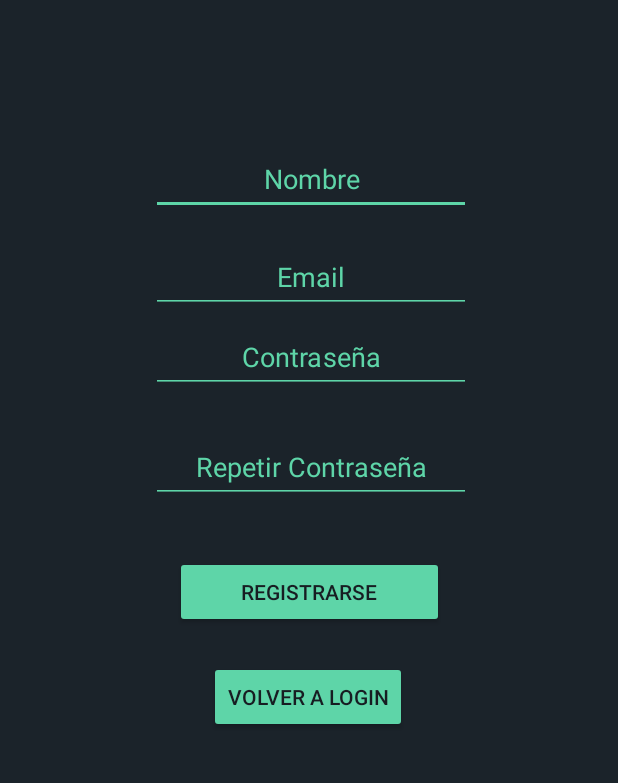
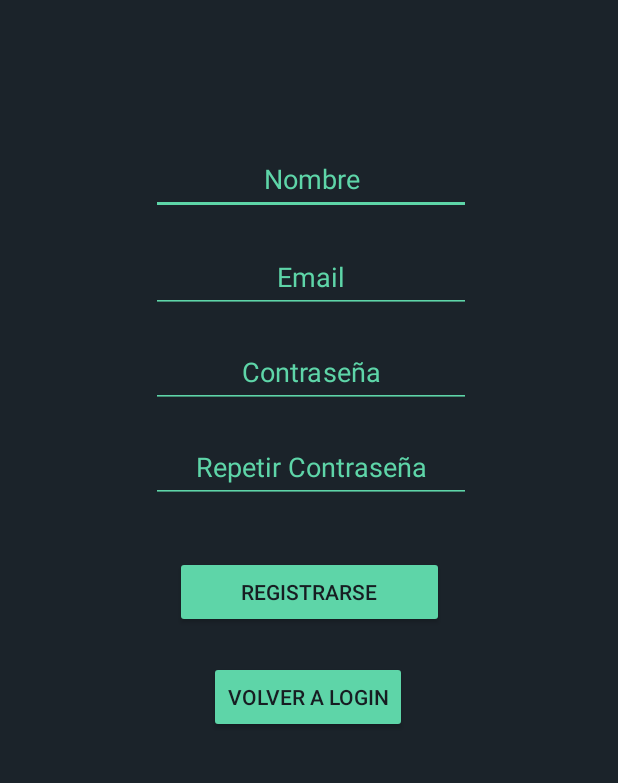
Before and after one commit to JoseMariaRuiz193/SAJA, an Android app: the RegistroActivity screen opened directly, with no data from a screen before it, on a phone screen of 412 x 824 dp, the part 398-1181 px from its top. Run offline under Robolectric (Android 15) with nearby library versions, the phone set to English and light mode, and no system bars; our stand-ins replace Firebase (no records; nobody signed in at launch, a user with empty details on screens opened directly).

```diff
--- a/app/src/main/res/layout/registro.xml
+++ b/app/src/main/res/layout/registro.xml
@@ -78,7 +78,7 @@
         android:layout_width="wrap_content"
         android:layout_height="wrap_content"
         android:layout_marginEnd="98dp"
-        android:layout_marginBottom="25dp"
+        android:layout_marginBottom="15dp"
         android:ems="10"
         android:hint="Contraseña"
         android:inputType="textPassword"
```
